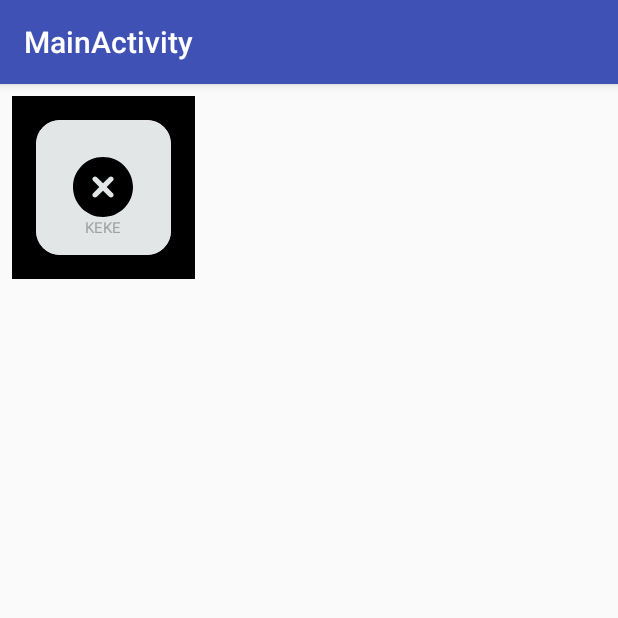
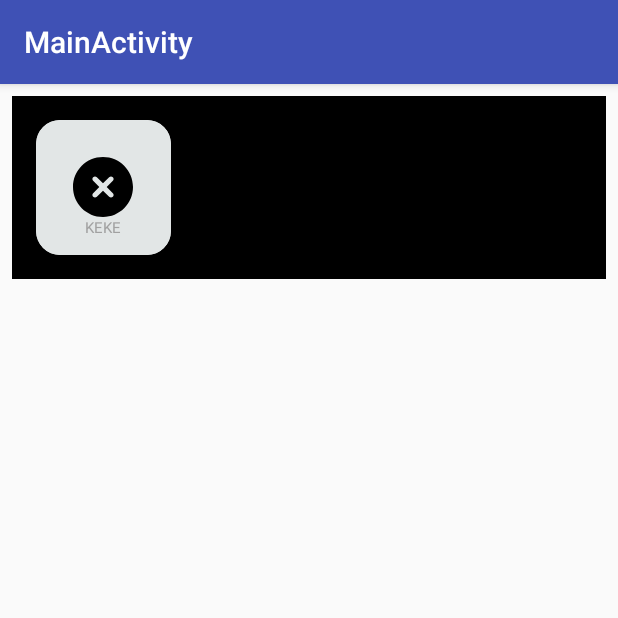
Before and after one commit to johnrevelator/ImagePickerView, an Android app: the screen it shows after launch (MainActivity), on a phone screen of 412 x 824 dp, the top half of it. Run offline under Robolectric (Android 15) with nearby library versions, the phone set to English and light mode, and no system bars; libraries missing offline, so code that uses them is left out: com.mlsdev.rximagepicker.

Commit message:
fix match_parent

```diff
--- a/imagepickerview/src/main/java/ru/vvdev/imagepickerview/ImageChooseLayout.kt
+++ b/imagepickerview/src/main/java/ru/vvdev/imagepickerview/ImageChooseLayout.kt
@@ -50,7 +50,7 @@ class ImageChooseLayout(context: Context, attrs: AttributeSet?) : LinearLayout(c
         imageRv.itemAnimator = DefaultItemAnimator()
         imageRv.isNestedScrollingEnabled = false
 
-        imageRv.setHasFixedSize(false)
+        imageRv.setHasFixedSize(true)
 
         val arr = context.obtainStyledAttributes(attrs, R.styleable.imgPickr)
         imageAttr = ImageAttr(
--- a/imagepickerview/src/main/res/layout/view_image_choose_layout.xml
+++ b/imagepickerview/src/main/res/layout/view_image_choose_layout.xml
@@ -3,15 +3,15 @@
 
 <LinearLayout xmlns:android="http://schemas.android.com/apk/res/android"
     xmlns:tools="http://schemas.android.com/tools"
-    android:layout_width="wrap_content"
+    android:layout_width="match_parent"
     android:layout_height="wrap_content"
     android:background="@android:color/white"
     android:orientation="horizontal">
 
     <android.support.v7.widget.RecyclerView
         android:id="@+id/imageRv"
-        android:layout_width="wrap_content"
+        android:layout_width="match_parent"
         android:layout_height="wrap_content"
         android:orientation="horizontal"
-        tools:listitem="@layout/item_photo_close" />
+         />
 </LinearLayout>
```
